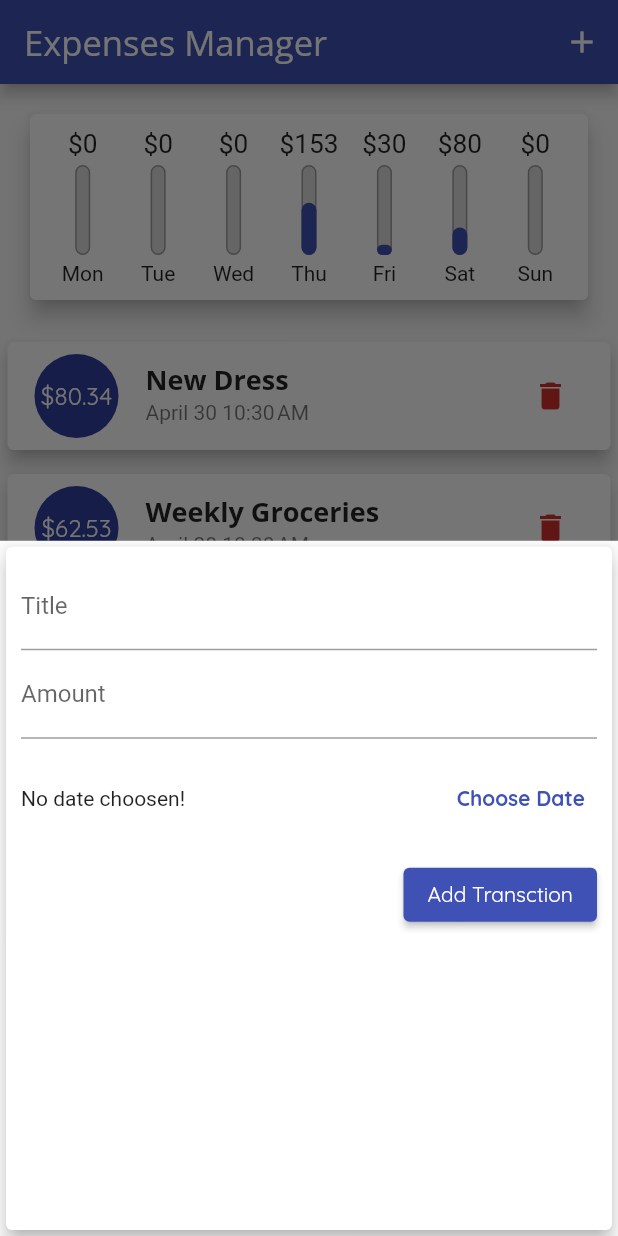
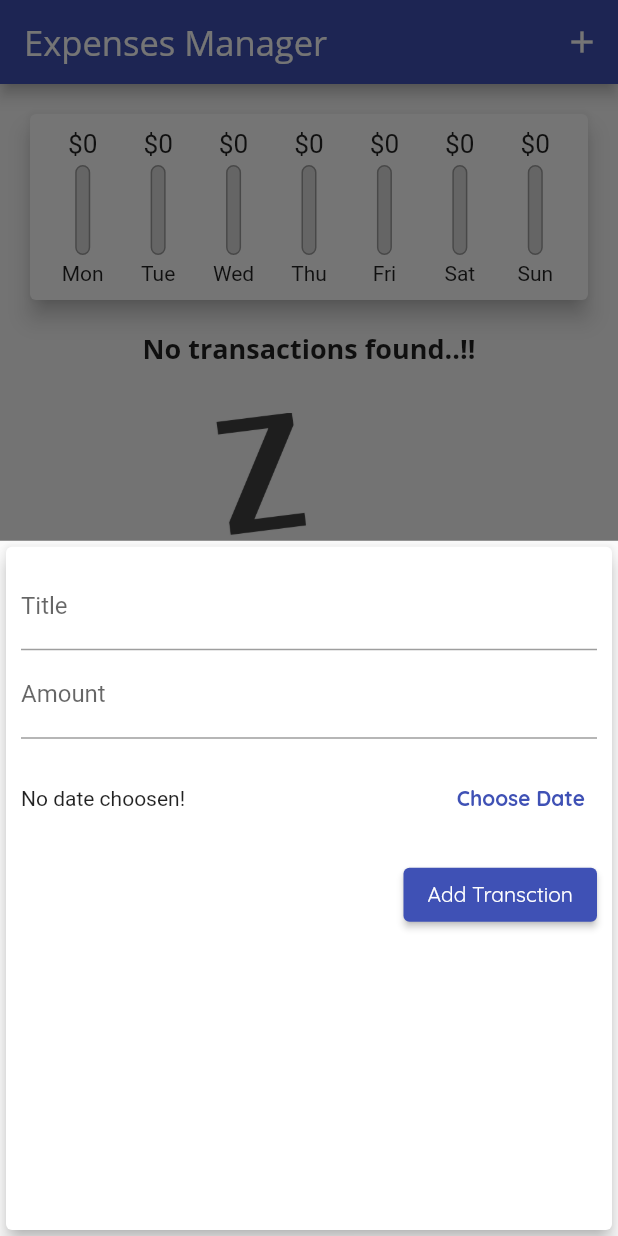
Before and after one commit to dsadasivani/expenses_manager_app, a Flutter app: the screen it shows after launch, after a tap on the "add" icon, on a phone screen of 412 x 824 dp. Run offline on Flutter 3.47's test engine with Material 2 defaults, Android fonts, the phone set to English and light mode, and no system bars.

Commit message:
preload data removed

```diff
--- a/lib/main.dart
+++ b/lib/main.dart
@@ -52,30 +52,30 @@ class _MyHomePageState extends State<MyHomePage> {
   final amountController = TextEditingController();
 
   final List<Transaction> _userTransactions = [
-    Transaction(
-      id: 't1',
-      title: 'New Dress',
-      amount: 80.34,
-      date: DateTime.now().subtract(Duration(days: 1)),
-    ),
-    Transaction(
-      id: 't2',
-      title: 'Weekly Groceries',
-      amount: 62.53,
-      date: DateTime.now().subtract(Duration(days: 3)),
-    ),
-    Transaction(
-      id: 't3',
-      title: 'Booze Party',
-      amount: 90.14,
-      date: DateTime.now().subtract(Duration(days: 3)),
-    ),
-    Transaction(
-      id: 't4',
-      title: 'Movie',
-      amount: 30.25,
-      date: DateTime.now().subtract(Duration(days: 2)),
-    ),
+    // Transaction(
+    //   id: 't1',
+    //   title: 'New Dress',
+    //   amount: 80.34,
+    //   date: DateTime.now().subtract(Duration(days: 1)),
+    // ),
+    // Transaction(
+    //   id: 't2',
+    //   title: 'Weekly Groceries',
+    //   amount: 62.53,
+    //   date: DateTime.now().subtract(Duration(days: 3)),
+    // ),
+    // Transaction(
+    //   id: 't3',
+    //   title: 'Booze Party',
+    //   amount: 90.14,
+    //   date: DateTime.now().subtract(Duration(days: 3)),
+    // ),
+    // Transaction(
+    //   id: 't4',
+    //   title: 'Movie',
+    //   amount: 30.25,
+    //   date: DateTime.now().subtract(Duration(days: 2)),
+    // ),
   ];
 
   List<Transaction> get _recentTransactions {
```
